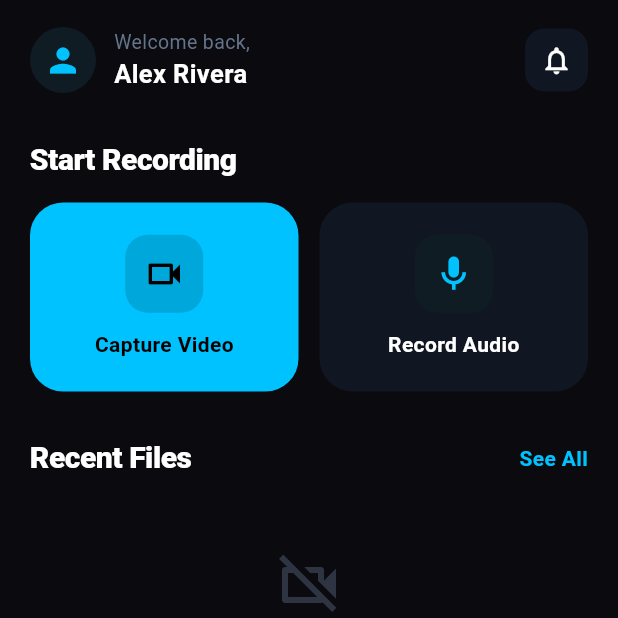
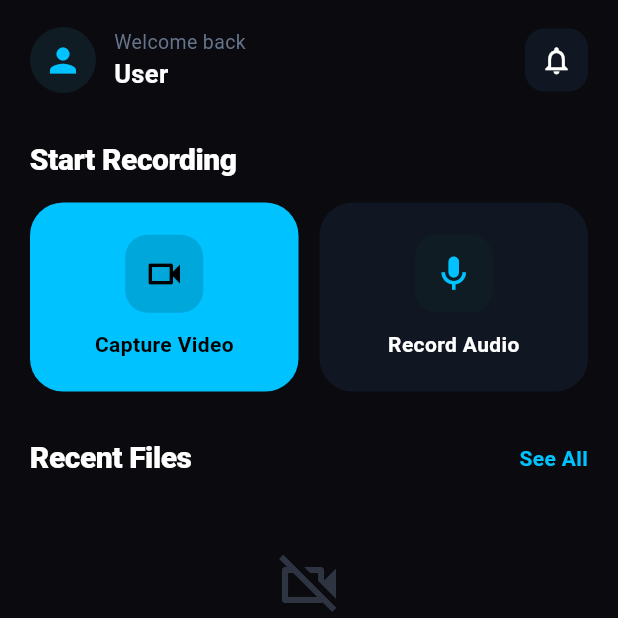
Before and after one commit to Shrook5Khattab31/Media_App, a Flutter app: the HomeTab screen opened directly, on a phone screen of 412 x 824 dp, the top half of it. Run offline on Flutter 3.47's test engine with Material 3 defaults, Android fonts, the light colour scheme and no system bars; our stand-ins replace camera, shared_preferences, video_player; accounts and stored records are empty; Roboto replaces fonts that are missing (SF Pro Display).

Commit message:
+ finally

```diff
--- a/lib/Screens/home_tab.dart
+++ b/lib/Screens/home_tab.dart
@@ -75,11 +75,11 @@ class HomeTab extends StatelessWidget {
               crossAxisAlignment: CrossAxisAlignment.start,
               children: [
                 Text(
-                  'Welcome back,',
+                  'Welcome back',
                   style: TextStyle(color: AppColors.grayColor, fontSize: 13),
                 ),
                 const Text(
-                  'Alex Rivera',
+                  'User',
                   style: TextStyle(
                     color: AppColors.whiteColor,
                     fontSize: 17,
```
